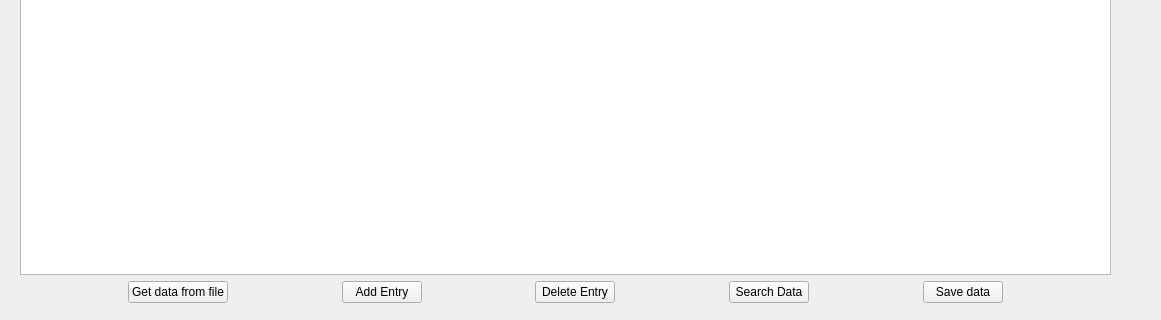
Above: mainwindow.ui from Kuboss949/PociagiQT before the change; both pictures show x 0 to 1161 and y 228 to 548 of the 1161 by 548 pixel window. Below: the same form after it.
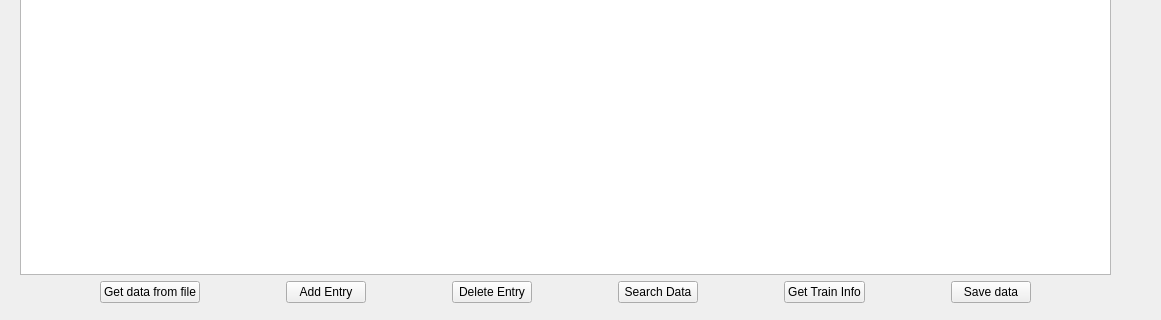
That is the form after the change. Icons and pictures are not drawn.

The edit to the form file:
```diff
--- a/mainwindow.ui
+++ b/mainwindow.ui
@@ -176,6 +176,26 @@
         </property>
        </widget>
       </item>
+      <item>
+       <spacer name="horizontalSpacer_7">
+        <property name="orientation">
+         <enum>Qt::Horizontal</enum>
+        </property>
+        <property name="sizeHint" stdset="0">
+         <size>
+          <width>40</width>
+          <height>20</height>
+         </size>
+        </property>
+       </spacer>
+      </item>
+      <item>
+       <widget class="QPushButton" name="infoButton">
+        <property name="text">
+         <string>Get Train Info</string>
+        </property>
+       </widget>
+      </item>
       <item>
        <spacer name="horizontalSpacer_4">
         <property name="orientation">
```
